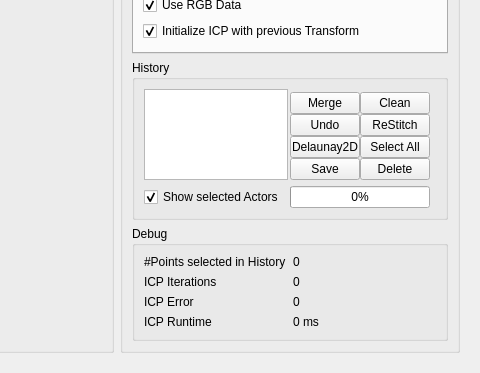
Before: the Qt Designer form master/seminar/StitchingWidget.ui in anygo/uniprojectsdn, drawn with Qt 5; both pictures show x 499 to 979 and y 280 to 653 of the 979 by 653 pixel window.
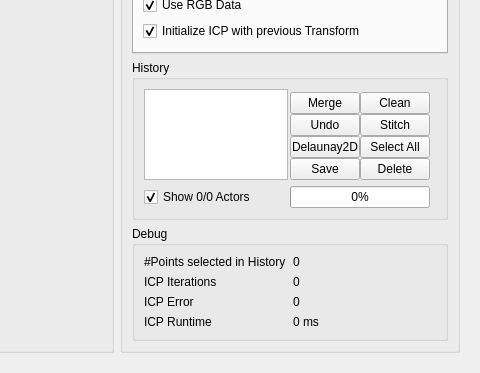
After: the same form once the commit is applied. Custom widgets are drawn as their Qt base class.

```diff
--- a/master/seminar/StitchingWidget.ui
+++ b/master/seminar/StitchingWidget.ui
@@ -693,7 +693,7 @@
               <item row="9" column="1">
                <widget class="QPushButton" name="m_PushButtonHistoryStitchSelection">
                 <property name="text">
-                 <string>ReStitch</string>
+                 <string>Stitch</string>
                 </property>
                </widget>
               </item>
@@ -715,7 +715,7 @@
             <item row="1" column="0">
              <widget class="QCheckBox" name="m_CheckBoxShowSelectedActors">
               <property name="text">
-               <string>Show selected Actors</string>
+               <string>Show 0/0 Actors</string>
               </property>
               <property name="checkable">
                <bool>true</bool>
```
Left out of the diff: 21 changed lines with no effect on the pictures.
